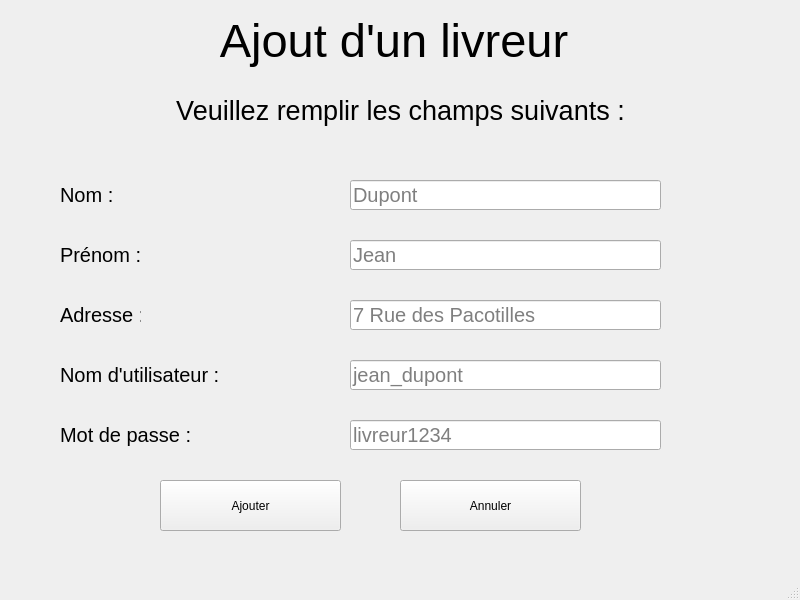
Qt form Locker/Locker/ajoutlivreur.ui (maxjbs93/Locker) before a commit.
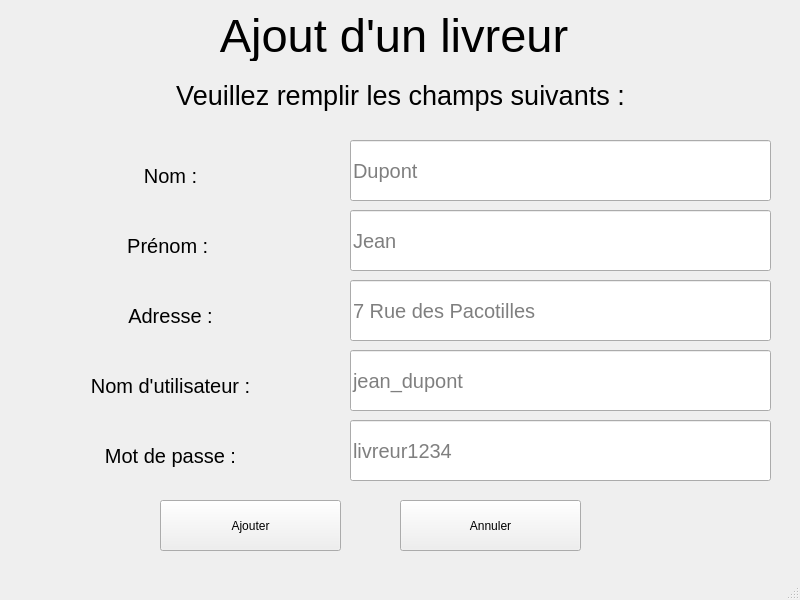
The same form after that commit.

Diff of the .ui file:
```diff
--- a/Locker/Locker/ajoutlivreur.ui
+++ b/Locker/Locker/ajoutlivreur.ui
@@ -20,7 +20,7 @@
       <x>10</x>
       <y>10</y>
       <width>781</width>
-      <height>61</height>
+      <height>51</height>
      </rect>
     </property>
     <property name="font">
@@ -39,9 +39,9 @@
     <property name="geometry">
      <rect>
       <x>10</x>
-      <y>80</y>
+      <y>70</y>
       <width>781</width>
-      <height>61</height>
+      <height>51</height>
      </rect>
     </property>
     <property name="font">
@@ -59,10 +59,10 @@
    <widget class="QLabel" name="label_3">
     <property name="geometry">
      <rect>
-      <x>60</x>
-      <y>180</y>
-      <width>81</width>
-      <height>30</height>
+      <x>20</x>
+      <y>150</y>
+      <width>301</width>
+      <height>51</height>
      </rect>
     </property>
     <property name="font">
@@ -73,14 +73,17 @@
     <property name="text">
      <string>Nom :</string>
     </property>
+    <property name="alignment">
+     <set>Qt::AlignmentFlag::AlignCenter</set>
+    </property>
    </widget>
    <widget class="QLabel" name="label_4">
     <property name="geometry">
      <rect>
-      <x>60</x>
-      <y>240</y>
-      <width>81</width>
-      <height>30</height>
+      <x>20</x>
+      <y>220</y>
+      <width>301</width>
+      <height>51</height>
      </rect>
     </property>
     <property name="font">
@@ -91,14 +94,17 @@
     <property name="text">
      <string>Prénom : </string>
     </property>
+    <property name="alignment">
+     <set>Qt::AlignmentFlag::AlignCenter</set>
+    </property>
    </widget>
    <widget class="QLabel" name="label_5">
     <property name="geometry">
      <rect>
-      <x>60</x>
-      <y>300</y>
-      <width>81</width>
-      <height>30</height>
+      <x>20</x>
+      <y>290</y>
+      <width>301</width>
+      <height>51</height>
      </rect>
     </property>
     <property name="font">
@@ -109,14 +115,17 @@
     <property name="text">
      <string>Adresse :</string>
     </property>
+    <property name="alignment">
+     <set>Qt::AlignmentFlag::AlignCenter</set>
+    </property>
    </widget>
    <widget class="QLabel" name="label_6">
     <property name="geometry">
      <rect>
-      <x>60</x>
+      <x>20</x>
       <y>360</y>
-      <width>281</width>
-      <height>30</height>
+      <width>301</width>
+      <height>51</height>
      </rect>
     </property>
     <property name="font">
@@ -127,14 +136,17 @@
     <property name="text">
      <string>Nom d'utilisateur :</string>
     </property>
+    <property name="alignment">
+     <set>Qt::AlignmentFlag::AlignCenter</set>
+    </property>
    </widget>
    <widget class="QLabel" name="label_7">
     <property name="geometry">
      <rect>
-      <x>60</x>
-      <y>420</y>
-      <width>251</width>
-      <height>30</height>
+      <x>20</x>
+      <y>430</y>
+      <width>301</width>
+      <height>51</height>
      </rect>
     </property>
     <property name="font">
@@ -145,14 +157,17 @@
     <property name="text">
      <string>Mot de passe :</string>
     </property>
+    <property name="alignment">
+     <set>Qt::AlignmentFlag::AlignCenter</set>
+    </property>
    </widget>
    <widget class="QLineEdit" name="lineEdit_nom">
     <property name="geometry">
      <rect>
       <x>350</x>
-      <y>180</y>
-      <width>311</width>
-      <height>30</height>
+      <y>140</y>
+      <width>421</width>
+      <height>61</height>
      </rect>
     </property>
     <property name="font">
@@ -171,9 +186,9 @@
     <property name="geometry">
      <rect>
       <x>350</x>
-      <y>240</y>
-      <width>311</width>
-      <height>30</height>
+      <y>210</y>
+      <width>421</width>
+      <height>61</height>
      </rect>
     </property>
     <property name="font">
@@ -192,9 +207,9 @@
     <property name="geometry">
      <rect>
       <x>350</x>
-      <y>300</y>
-      <width>311</width>
-      <height>30</height>
+      <y>280</y>
+      <width>421</width>
+      <height>61</height>
      </rect>
     </property>
     <property name="font">
@@ -213,9 +228,9 @@
     <property name="geometry">
      <rect>
       <x>350</x>
-      <y>360</y>
-      <width>311</width>
-      <height>30</height>
+      <y>350</y>
+      <width>421</width>
+      <height>61</height>
      </rect>
     </property>
     <property name="font">
@@ -235,8 +250,8 @@
      <rect>
       <x>350</x>
       <y>420</y>
-      <width>311</width>
-      <height>30</height>
+      <width>421</width>
+      <height>61</height>
      </rect>
     </property>
     <property name="font">
@@ -255,7 +270,7 @@
     <property name="geometry">
      <rect>
       <x>160</x>
-      <y>480</y>
+      <y>500</y>
       <width>181</width>
       <height>51</height>
      </rect>
@@ -268,7 +283,7 @@
     <property name="geometry">
      <rect>
       <x>400</x>
-      <y>480</y>
+      <y>500</y>
       <width>181</width>
       <height>51</height>
      </rect>
```
